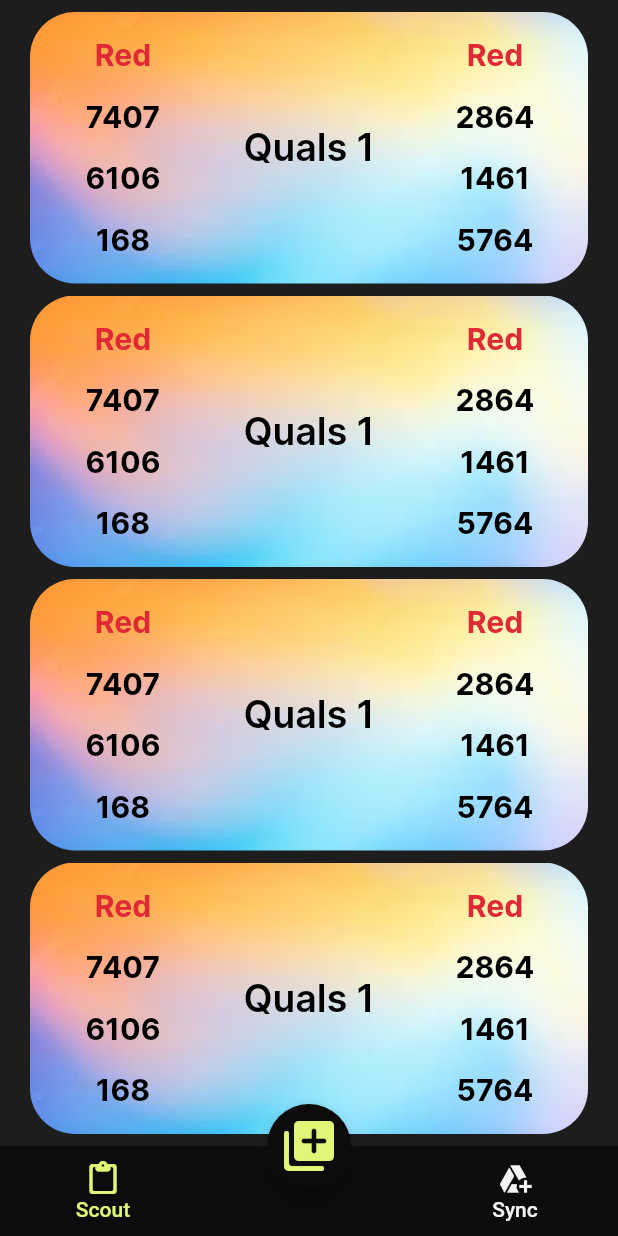
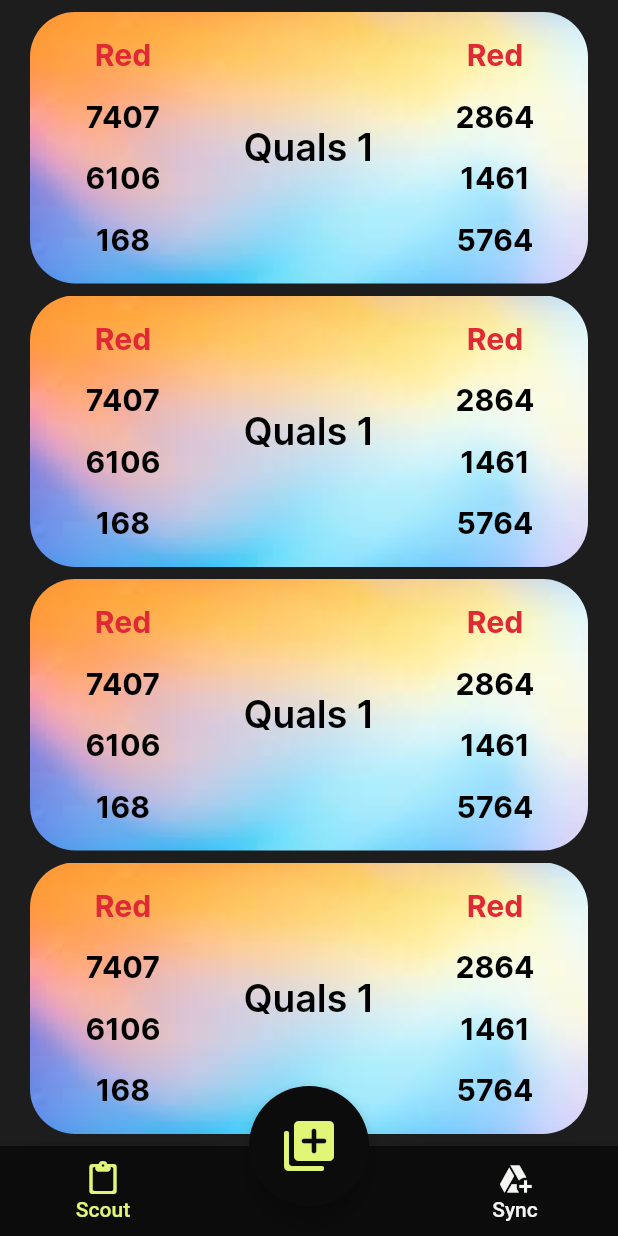
Before and after one commit to Yihan-Ling/Scouting-App-2.0, a Flutter app: the ScoutHomeScreen screen opened directly, on a phone screen of 412 x 824 dp. Run offline on Flutter 3.47's test engine with Material 2 defaults, Android fonts, the phone set to English and light mode, and no system bars.

Commit message:
changed floating buttom size

```diff
--- a/scouting_app_2023/lib/scout_home.dart
+++ b/scouting_app_2023/lib/scout_home.dart
@@ -137,7 +137,14 @@ class _ScoutHomeState extends State<ScoutHomeScreen> {
           ),
         ),
       ),
-      floatingActionButton: FloatingActionButton(
+      floatingActionButton: Container(
+        height: 80,
+        width: 80,
+
+        // decoration: BoxDecoration(
+        //   borderRadius: 100
+        // ),
+        child: FloatingActionButton(
           backgroundColor: Color(0xFF0D0C0C),
           child: Icon(
             Icons.add_to_photos_rounded,
@@ -145,6 +152,7 @@ class _ScoutHomeState extends State<ScoutHomeScreen> {
             size: 40,
           ),
           onPressed: () {},
+        ),
       ),
       floatingActionButtonLocation: FloatingActionButtonLocation.centerDocked,
       bottomNavigationBar: BottomAppBar(
```
Lines whose indentation alone changed are shown as unchanged.
